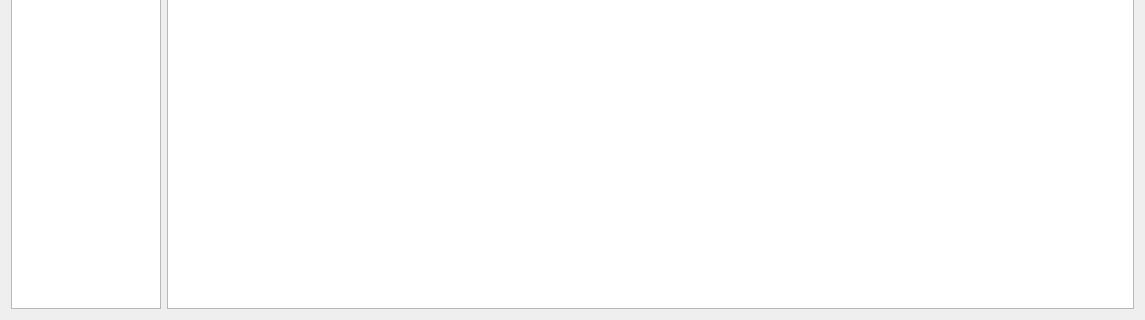
Old version of the form WeightControlInterface/WeightControlInterface/app2.ui in the repository eai13/weight_control_system; both pictures show x 0 to 1145 and y 295 to 615 of the 1145 by 615 pixel window.
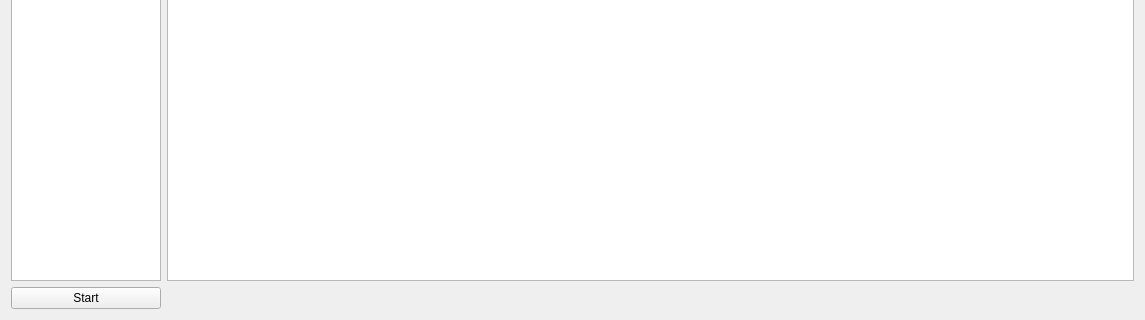
New version of the form.

```diff
--- a/WeightControlInterface/WeightControlInterface/app2.ui
+++ b/WeightControlInterface/WeightControlInterface/app2.ui
@@ -14,18 +14,6 @@
    <string>Form</string>
   </property>
   <layout class="QGridLayout" name="gridLayout">
-   <item row="0" column="1">
-    <widget class="QGraphicsView" name="graphicsView_canvas">
-     <property name="sceneRect">
-      <rectf>
-       <x>0.000000000000000</x>
-       <y>0.000000000000000</y>
-       <width>0.000000000000000</width>
-       <height>0.000000000000000</height>
-      </rectf>
-     </property>
-    </widget>
-   </item>
    <item row="0" column="0">
     <widget class="QListWidget" name="listWidget_items">
      <property name="maximumSize">
@@ -36,6 +24,25 @@
      </property>
     </widget>
    </item>
+   <item row="0" column="1">
+    <widget class="QGraphicsView" name="graphicsView_canvas">
+     <property name="sceneRect">
+      <rectf>
+       <x>0.000000000000000</x>
+       <y>0.000000000000000</y>
+       <width>500.000000000000000</width>
+       <height>500.000000000000000</height>
+      </rectf>
+     </property>
+    </widget>
+   </item>
+   <item row="1" column="0">
+    <widget class="QPushButton" name="pushButton">
+     <property name="text">
+      <string>Start</string>
+     </property>
+    </widget>
+   </item>
   </layout>
  </widget>
  <resources/>
```
